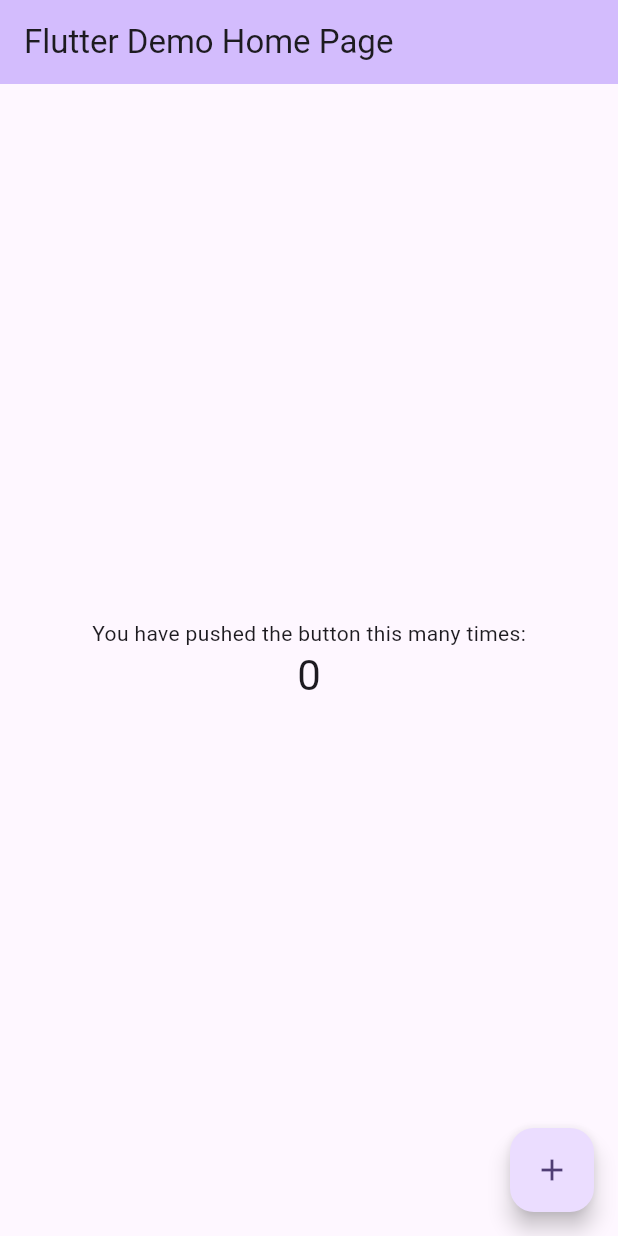
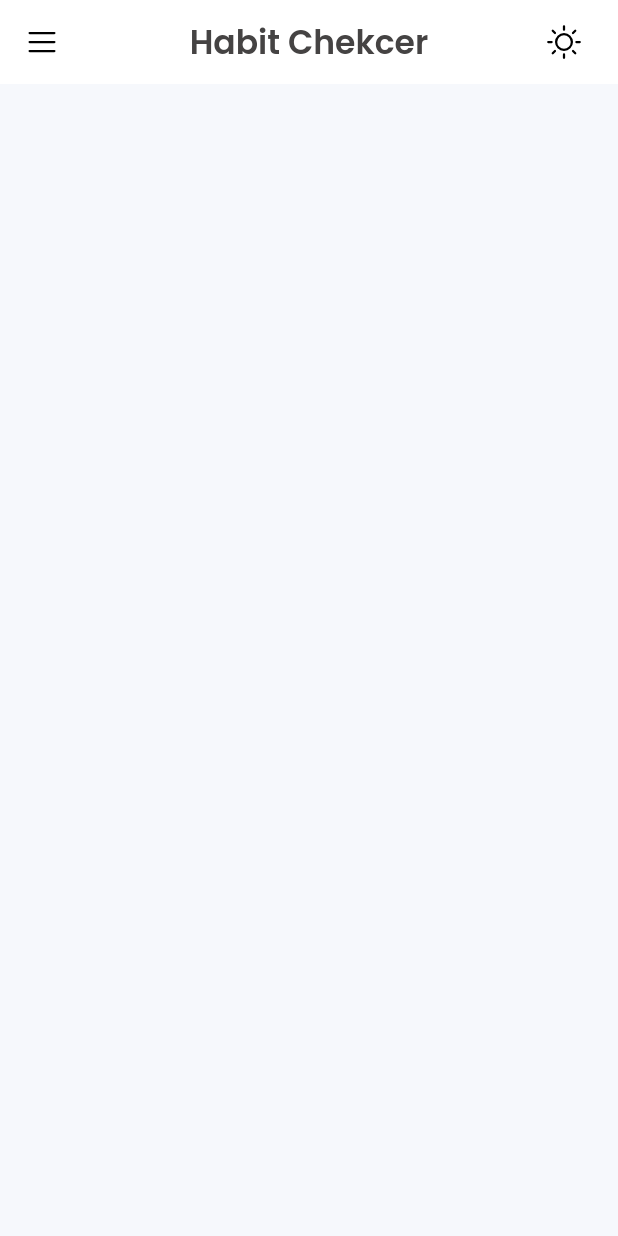
Before and after one commit to ikhsanmuhamad22/habbits_checker_app, a Flutter app: the screen it shows after launch, on a phone screen of 412 x 824 dp. Run offline on Flutter 3.47's test engine with Material 3 defaults, Android fonts, the phone set to English and light mode, and no system bars; our stand-ins replace phosphor_flutter.

Commit message:
add: set theme, font and icons

```diff
--- a/lib/main.dart
+++ b/lib/main.dart
@@ -1,4 +1,6 @@
 import 'package:flutter/material.dart';
+import 'package:habbits_checker/pages/main_page.dart';
+import 'package:habbits_checker/theme/app_theme.dart';
 
 void main() {
   runApp(const MyApp());
@@ -7,116 +9,12 @@ void main() {
 class MyApp extends StatelessWidget {
   const MyApp({super.key});
 
-  // This widget is the root of your application.
   @override
   Widget build(BuildContext context) {
     return MaterialApp(
       title: 'Flutter Demo',
-      theme: ThemeData(
-        // This is the theme of your application.
-        //
-        // TRY THIS: Try running your application with "flutter run". You'll see
-        // the application has a purple toolbar. Then, without quitting the app,
-        // try changing the seedColor in the colorScheme below to Colors.green
-        // and then invoke "hot reload" (save your changes or press the "hot
-        // reload" button in a Flutter-supported IDE, or press "r" if you used
-        // the command line to start the app).
-        //
-        // Notice that the counter didn't reset back to zero; the application
-        // state is not lost during the reload. To reset the state, use hot
-        // restart instead.
-        //
-        // This works for code too, not just values: Most code changes can be
-        // tested with just a hot reload.
-        colorScheme: ColorScheme.fromSeed(seedColor: Colors.deepPurple),
-      ),
-      home: const MyHomePage(title: 'Flutter Demo Home Page'),
+      theme: AppTheme.lightTheme,
+      home: MainPage(),
     );
   }
 }
-
-class MyHomePage extends StatefulWidget {
-  const MyHomePage({super.key, required this.title});
-
-  // This widget is the home page of your application. It is stateful, meaning
-  // that it has a State object (defined below) that contains fields that affect
-  // how it looks.
-
-  // This class is the configuration for the state. It holds the values (in this
-  // case the title) provided by the parent (in this case the App widget) and
-  // used by the build method of the State. Fields in a Widget subclass are
-  // always marked "final".
-
-  final String title;
-
-  @override
-  State<MyHomePage> createState() => _MyHomePageState();
-}
-
-class _MyHomePageState extends State<MyHomePage> {
-  int _counter = 0;
-
-  void _incrementCounter() {
-    setState(() {
-      // This call to setState tells the Flutter framework that something has
-      // changed in this State, which causes it to rerun the build method below
-      // so that the display can reflect the updated values. If we changed
-      // _counter without calling setState(), then the build method would not be
-      // called again, and so nothing would appear to happen.
-      _counter++;
-    });
-  }
-
-  @override
-  Widget build(BuildContext context) {
-    // This method is rerun every time setState is called, for instance as done
-    // by the _incrementCounter method above.
-    //
-    // The Flutter framework has been optimized to make rerunning build methods
-    // fast, so that you can just rebuild anything that needs updating rather
-    // than having to individually change instances of widgets.
-    return Scaffold(
-      appBar: AppBar(
-        // TRY THIS: Try changing the color here to a specific color (to
-        // Colors.amber, perhaps?) and trigger a hot reload to see the AppBar
-        // change color while the other colors stay the same.
-        backgroundColor: Theme.of(context).colorScheme.inversePrimary,
-        // Here we take the value from the MyHomePage object that was created by
-        // the App.build method, and use it to set our appbar title.
-        title: Text(widget.title),
-      ),
-      body: Center(
-        // Center is a layout widget. It takes a single child and positions it
-        // in the middle of the parent.
-        child: Column(
-          // Column is also a layout widget. It takes a list of children and
-          // arranges them vertically. By default, it sizes itself to fit its
-          // children horizontally, and tries to be as tall as its parent.
-          //
-          // Column has various properties to control how it sizes itself and
-          // how it positions its children. Here we use mainAxisAlignment to
-          // center the children vertically; the main axis here is the vertical
-          // axis because Columns are vertical (the cross axis would be
-          // horizontal).
-          //
-          // TRY THIS: Invoke "debug painting" (choose the "Toggle Debug Paint"
-          // action in the IDE, or press "p" in the console), to see the
-          // wireframe for each widget.
-          mainAxisAlignment: MainAxisAlignment.center,
-          children: <Widget>[
-            const Text('You have pushed the button this many times:'),
-            Text(
-              '$_counter',
-              style: Theme.of(context).textTheme.headlineMedium,
-            ),
-          ],
-        ),
-      ),
-      floatingActionButton: FloatingActionButton(
-        onPressed: _incrementCounter,
-        tooltip: 'Increment',
-        child: const Icon(Icons.add),
-      ), // This trailing comma makes auto-formatting nicer for build methods.
-    );
-  }
-}
--- /dev/null
+++ b/lib/pages/main_page.dart
@@ -0,0 +1,26 @@
+import 'package:flutter/material.dart';
+import 'package:phosphor_flutter/phosphor_flutter.dart';
+
+class MainPage extends StatelessWidget {
+  const MainPage({super.key});
+
+  @override
+  Widget build(BuildContext context) {
+    return Scaffold(
+      appBar: AppBar(
+        centerTitle: true,
+        leading: Icon(PhosphorIcons.list()),
+        title: Text(
+          'Habit Chekcer',
+          style: Theme.of(context).textTheme.titleLarge,
+        ),
+        actions: [
+          Padding(
+            padding: const EdgeInsets.symmetric(horizontal: 24.0),
+            child: Icon(PhosphorIcons.sun()),
+          ),
+        ],
+      ),
+    );
+  }
+}
--- /dev/null
+++ b/lib/theme/app_colors.dart
@@ -0,0 +1,23 @@
+import 'package:flutter/material.dart';
+
+class AppColors {
+  AppColors._(); // supaya tidak bisa diinstansiasi
+
+  // Primary Colors
+  static const Color primary = Color(0xFF7BC96F); // soft green
+  static const Color accent = Color(0xFFFFB36A); // soft orange
+
+  // Background
+  static const Color background = Color(0xFFF6F8FC);
+
+  // Text
+  static const Color textPrimary = Color.fromARGB(255, 69, 67, 67);
+  static const Color textSecondary = Color(0xFF8A8A8A);
+
+  // Status
+  static const Color success = Color(0xFF4CAF50);
+  static const Color error = Color(0xFFF44336);
+
+  // Border & Divider
+  static const Color border = Color(0xFFE0E0E0);
+}
--- /dev/null
+++ b/lib/theme/app_theme.dart
@@ -0,0 +1,39 @@
+import 'package:flutter/material.dart';
+import 'app_colors.dart';
+
+class AppTheme {
+  static ThemeData lightTheme = ThemeData(
+    scaffoldBackgroundColor: AppColors.background,
+    fontFamily: 'Poppins',
+
+    colorScheme: ColorScheme.light(
+      primary: AppColors.primary,
+      secondary: AppColors.accent,
+    ),
+
+    textTheme: const TextTheme(
+      titleMedium: TextStyle(
+        fontSize: 18,
+        fontWeight: FontWeight.w500,
+        color: AppColors.textPrimary,
+      ),
+      bodyMedium: TextStyle(
+        fontSize: 14,
+        fontWeight: FontWeight.w400,
+        color: AppColors.textPrimary,
+      ),
+      titleLarge: TextStyle(
+        fontSize: 22,
+        fontWeight: FontWeight.w600,
+        color: AppColors.textPrimary,
+      ),
+    ),
+
+    elevatedButtonTheme: ElevatedButtonThemeData(
+      style: ElevatedButton.styleFrom(
+        backgroundColor: AppColors.primary,
+        shape: RoundedRectangleBorder(borderRadius: BorderRadius.circular(14)),
+      ),
+    ),
+  );
+}
```
Also changed, not shown: pubspec.yaml (+14 -13 lines), assets/fonts/Poppins-Bold.ttf (added), assets/fonts/Poppins-Medium.ttf (added), assets/fonts/Poppins-Regular.ttf (added), assets/fonts/Poppins-SemiBold.ttf (added), pubspec.lock.
